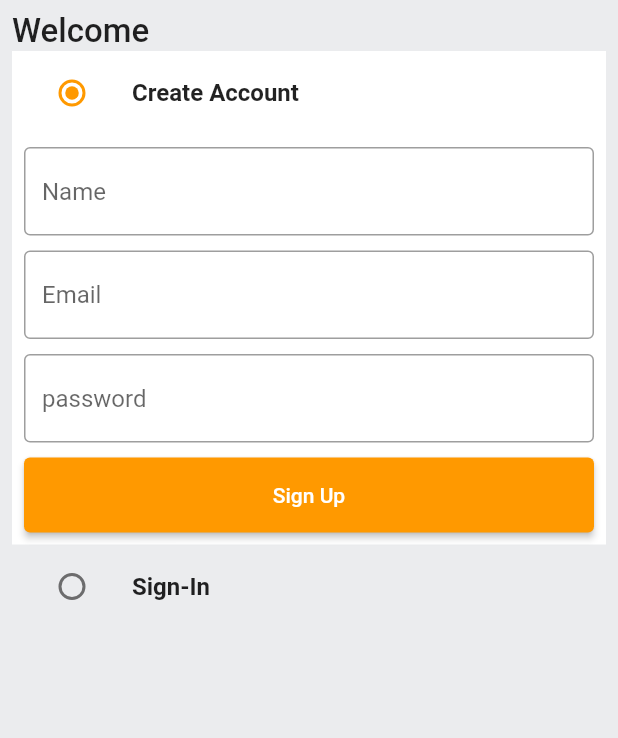
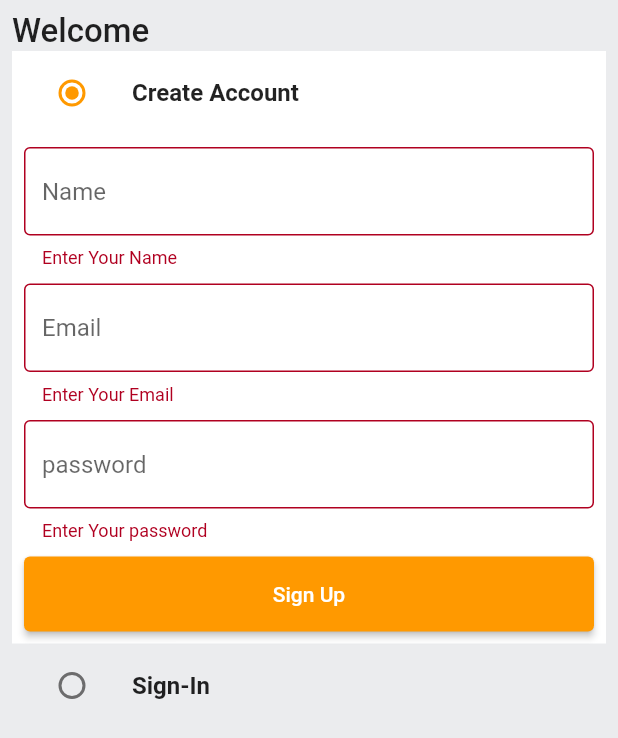
Before and after one commit to GlitchAyub/AmazonClone, a Flutter app: the screen it shows after launch, after a tap on "Sign Up", on a phone screen of 412 x 824 dp. Shown: the top 738 px of the screen. Run offline on Flutter 3.47's test engine with Material 2 defaults, Android fonts, the phone set to English and light mode, and no system bars; our stand-ins replace shared_preferences.

```diff
--- a/lib/common/widgets/custom_text_field.dart
+++ b/lib/common/widgets/custom_text_field.dart
@@ -3,7 +3,8 @@ import 'package:flutter/material.dart';
 class CustomTextField extends StatelessWidget {
   final TextEditingController controller;
   final String hintText;
-  const CustomTextField({super.key, required this.controller, required this.hintText});
+  const CustomTextField(
+      {super.key, required this.controller, required this.hintText});
 
   @override
   Widget build(BuildContext context) {
@@ -20,7 +21,12 @@ class CustomTextField extends StatelessWidget {
           color: Colors.black38,
         )),
       ),
-      validator: (value) {},
+      validator: (value) {
+        if (value == null || value.isEmpty) {
+          return 'Enter Your $hintText';
+        }
+        return null;
+      },
     );
   }
 }
--- a/lib/constants/global_variable.dart
+++ b/lib/constants/global_variable.dart
@@ -1,6 +1,7 @@
 import 'package:flutter/material.dart';
 
-String uri = 'http://<yourip>:3000';
+String uri = 'http://192.168.1.6:3000';
+// String uri = 'http:<yourApi>:3000';
 
 class GlobalVariables {
   // COLORS
--- a/lib/features/auth/screens/auth_screen.dart
+++ b/lib/features/auth/screens/auth_screen.dart
@@ -1,6 +1,7 @@
 import 'package:amazon_clone/common/widgets/custom_buttom.dart';
 import 'package:amazon_clone/common/widgets/custom_text_field.dart';
 import 'package:amazon_clone/constants/global_variable.dart';
+import 'package:amazon_clone/features/auth/services/auth__service.dart';
 import 'package:flutter/material.dart';
 
 enum Auth {
@@ -20,7 +21,7 @@ class _AuthScreenState extends State<AuthScreen> {
   Auth _auth = Auth.signUp;
   final _signUpFormKey = GlobalKey<FormState>();
   final _signInFormKey = GlobalKey<FormState>();
-
+  final AuthService authService = AuthService();
   final TextEditingController _emailController = TextEditingController();
   final TextEditingController _passwordController = TextEditingController();
   final TextEditingController _nameController = TextEditingController();
@@ -31,6 +32,23 @@ class _AuthScreenState extends State<AuthScreen> {
     _emailController.dispose();
     _passwordController.dispose();
     _nameController.dispose();
+  }
+
+  void signUpUser() {
+    authService.signUpUser(
+      context: context,
+      email: _emailController.text,
+      password: _passwordController.text,
+      name: _nameController.text,
+    );
+  }
+
+  void signInUser() {
+    authService.signInUser(
+      context: context,
+      email: _emailController.text,
+      password: _passwordController.text,
+    );
   }
 
   @override
@@ -89,13 +107,18 @@ class _AuthScreenState extends State<AuthScreen> {
                           hintText: 'password',
                         ),
                         const SizedBox(height: 10),
-                        CustomButton(text: "Sign Up", onTap: () {})
+                        CustomButton(
+                            text: "Sign Up",
+                            onTap: () {
+                              if (_signUpFormKey.currentState!.validate()) {
+                                signUpUser();
+                              }
+                            })
                       ],
                     ),
                   ),
                 ),
               ListTile(
-
                 tileColor: _auth == Auth.signIn
                     ? GlobalVariables.backgroundColor
                     : GlobalVariables.greyBackgroundCOlor,
@@ -119,7 +142,7 @@ class _AuthScreenState extends State<AuthScreen> {
                   padding: const EdgeInsets.all(8),
                   color: GlobalVariables.backgroundColor,
                   child: Form(
-                    key: _signUpFormKey,
+                    key: _signInFormKey,
                     child: Column(
                       children: [
                         CustomTextField(
@@ -132,7 +155,13 @@ class _AuthScreenState extends State<AuthScreen> {
                           hintText: 'password',
                         ),
                         const SizedBox(height: 10),
-                        CustomButton(text: "Sign In", onTap: () {})
+                        CustomButton(
+                            text: "Sign In",
+                            onTap: () {
+                              if (_signInFormKey.currentState!.validate()) {
+                                signInUser();
+                              }
+                            })
                       ],
                     ),
                   ),
--- a/lib/main.dart
+++ b/lib/main.dart
@@ -1,10 +1,16 @@
 import 'package:amazon_clone/constants/global_variable.dart';
 import 'package:amazon_clone/features/auth/screens/auth_screen.dart';
+import 'package:amazon_clone/provider/user_provider.dart';
 import 'package:amazon_clone/router.dart';
 import 'package:flutter/material.dart';
+import 'package:provider/provider.dart';
 
 void main() {
-  runApp(const MyApp());
+  runApp(MultiProvider(providers: [
+    ChangeNotifierProvider(
+      create: (context) => UserProvider(),
+    )
+  ], child: const MyApp()));
 }
 
 class MyApp extends StatelessWidget {
--- /dev/null
+++ b/lib/model/user.dart
@@ -0,0 +1,47 @@
+import 'dart:convert';
+
+class User {
+  final String id;
+  final String password;
+  final String name;
+  final String address;
+  final String type;
+  final String token;
+  final String email;
+
+  User({
+    required this.id,
+    required this.email,
+    required this.password,
+    required this.name,
+    required this.address,
+    required this.type,
+    required this.token,
+  });
+
+  Map<String, dynamic> toMap() {
+    return {
+      'id': id,
+      'name': name,
+      'email': email,
+      'password': password,
+      'address': address,
+      'type': type,
+      'token': token
+    };
+  }
+
+  factory User.fromMap(Map<String, dynamic> map) {
+    return User(
+      id: map['_id'] ?? '',
+      name: map['name'],
+      password: map['password'] ?? '',
+      address: map['address'] ?? '',
+      type: map['type'] ?? '',
+      token: map['token'] ?? '',
+      email: map['email'] ?? '',
+    );
+  }
+  String toJson() => json.encode(toMap());
+  factory User.fromJson(String source) => User.fromMap(jsonDecode(source));
+}
--- /dev/null
+++ b/lib/provider/user_provider.dart
@@ -0,0 +1,19 @@
+import 'package:amazon_clone/model/user.dart';
+import 'package:flutter/material.dart';
+
+class UserProvider extends ChangeNotifier {
+  User _user = User(
+    id: '',
+    email: '',
+    password: '',
+    name: '',
+    address: '',
+    type: '',
+    token: '',
+  );
+  User get user => _user;
+  void setUser(String user) {
+    _user = User.fromJson(user);
+    notifyListeners();
+  }
+}
--- a/lib/router.dart
+++ b/lib/router.dart
@@ -1,4 +1,5 @@
 import 'package:amazon_clone/features/auth/screens/auth_screen.dart';
+import 'package:amazon_clone/home/screen/home_screen.dart';
 import 'package:flutter/material.dart';
 
 Route<dynamic> generateRoute(RouteSettings routeSettings) {
@@ -7,6 +8,11 @@ Route<dynamic> generateRoute(RouteSettings routeSettings) {
       return MaterialPageRoute(
         settings:  routeSettings,
         builder: (_) => const AuthScreen(),
+      );
+      case HomeScreen.routeName:
+      return MaterialPageRoute(
+        settings:  routeSettings,
+        builder: (_) => const HomeScreen(),
       );
     default:
     return MaterialPageRoute(
--- a/pubspec.yaml
+++ b/pubspec.yaml
@@ -35,6 +35,9 @@ dependencies:
   # The following adds the Cupertino Icons font to your application.
   # Use with the CupertinoIcons class for iOS style icons.
   cupertino_icons: ^1.0.2
+  http: ^0.13.6
+  provider: ^6.0.5
+  shared_preferences: ^2.1.1
 
 dev_dependencies:
   flutter_test:
```
Also changed, not shown: lib/constants/error_handling.dart (added, +26 -0 lines), lib/constants/utils.dart (added, +9 -0 lines), lib/features/auth/services/auth__service.dart (added, +92 -0 lines), lib/home/screen/home_screen.dart (added, +25 -0 lines), pubspec.lock, 6 other files.
